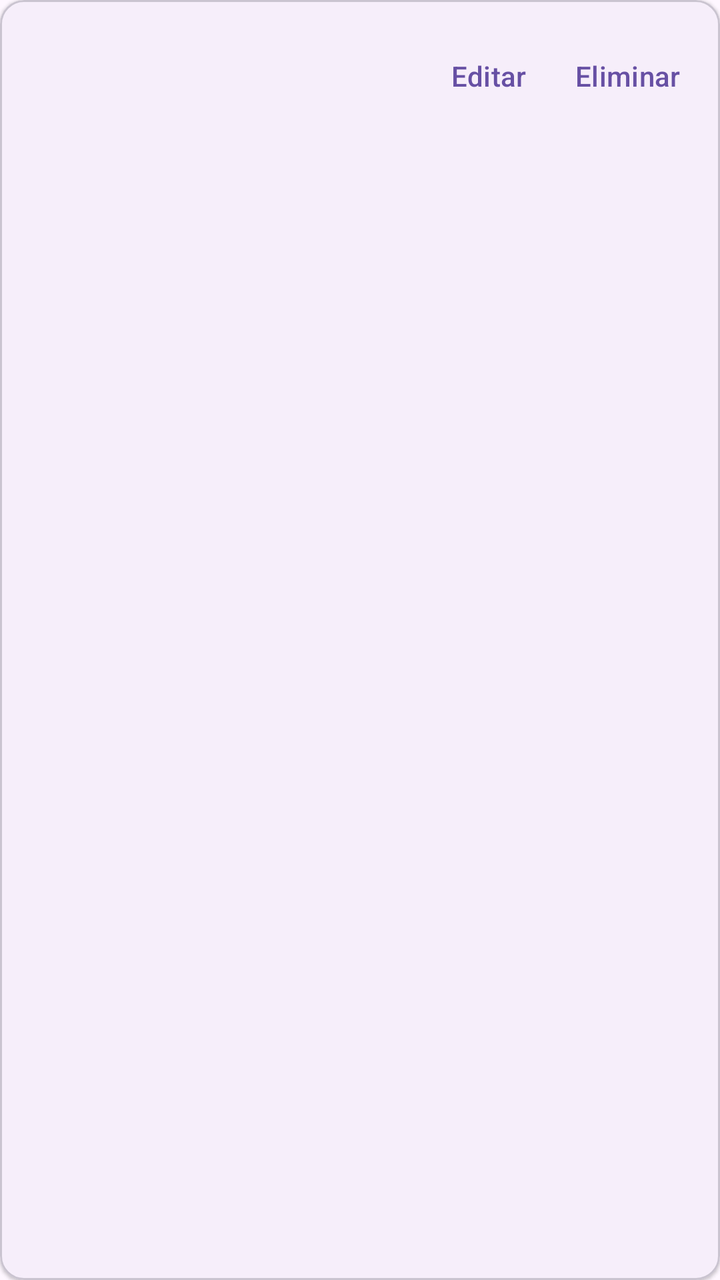
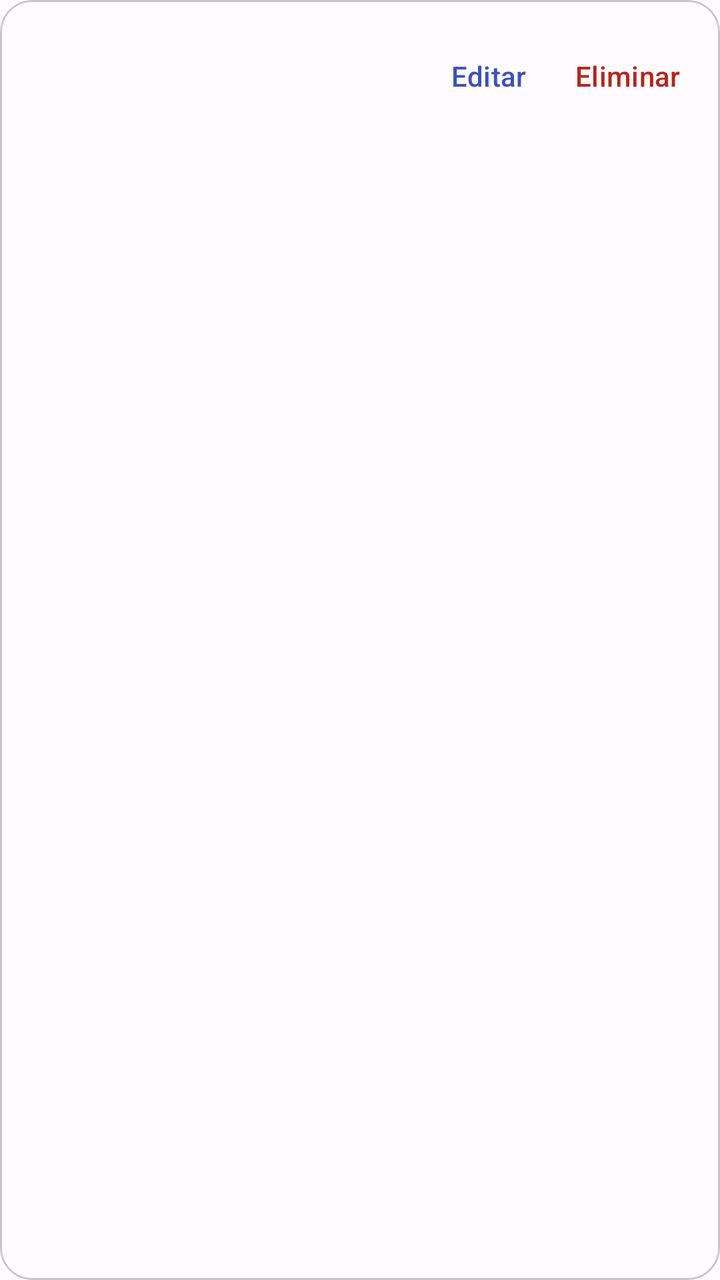

The first picture is an Android layout as it rendered before a commit; the second is the same layout after the commit. The layout source and the unified diff follow.
<!-- AndroidManifest.xml: application theme Theme.Calification -->
<!-- res/layout/item_entity.xml -->
<?xml version="1.0" encoding="utf-8"?>
<com.google.android.material.card.MaterialCardView xmlns:android="http://schemas.android.com/apk/res/android"
    xmlns:app="http://schemas.android.com/apk/res-auto"
    android:layout_width="match_parent"
    android:layout_height="wrap_content"
    android:foreground="?attr/selectableItemBackground"
    app:cardElevation="1dp"
    app:strokeWidth="1dp">

    <LinearLayout
        android:id="@+id/content"
        android:layout_width="match_parent"
        android:layout_height="wrap_content"
        android:gravity="center_vertical"
        android:minHeight="76dp"
        android:orientation="horizontal"
        android:paddingStart="16dp"
        android:paddingTop="8dp"
        android:paddingEnd="8dp"
        android:paddingBottom="8dp">

        <LinearLayout
            android:layout_width="0dp"
            android:layout_height="wrap_content"
            android:layout_weight="1"
            android:orientation="vertical">

            <TextView
                android:id="@+id/title"
                android:layout_width="match_parent"
                android:layout_height="wrap_content"
                android:textAppearance="?attr/textAppearanceTitleMedium" />

            <TextView
                android:id="@+id/subtitle"
                android:layout_width="match_parent"
                android:layout_height="wrap_content"
                android:layout_marginTop="2dp"
                android:textAppearance="?attr/textAppearanceBodyMedium" />
        </LinearLayout>

        <com.google.android.material.button.MaterialButton
            android:id="@+id/edit_button"
            style="@style/Widget.Material3.Button.TextButton"
            android:layout_width="wrap_content"
            android:layout_height="wrap_content"
            android:minWidth="0dp"
            android:text="@string/edit" />

        <com.google.android.material.button.MaterialButton
            android:id="@+id/delete_button"
            style="@style/Widget.Material3.Button.TextButton"
            android:layout_width="wrap_content"
            android:layout_height="wrap_content"
            android:minWidth="0dp"
            android:text="@string/delete" />
    </LinearLayout>
</com.google.android.material.card.MaterialCardView>
<!-- resources referenced by this layout -->
<resources>
  <string name="delete">Eliminar</string>
  <string name="edit">Editar</string>
  <style name="Theme.Calification" parent="Base.Theme.Calification" />
  <style name="Base.Theme.Calification" parent="Theme.Material3.DayNight.NoActionBar">
          
          
      </style>
</resources>

<!-- the commit's change to res/layout/item_entity.xml (unified diff, before → after) -->
@@ -4,7 +4,10 @@
     android:layout_width="match_parent"
     android:layout_height="wrap_content"
     android:foreground="?attr/selectableItemBackground"
-    app:cardElevation="1dp"
+    app:cardBackgroundColor="?attr/colorSurface"
+    app:cardCornerRadius="16dp"
+    app:cardElevation="0dp"
+    app:strokeColor="?attr/colorOutlineVariant"
     app:strokeWidth="1dp">
 
     <LinearLayout
@@ -53,6 +56,7 @@
             android:layout_width="wrap_content"
             android:layout_height="wrap_content"
             android:minWidth="0dp"
+            android:textColor="?attr/colorError"
             android:text="@string/delete" />
     </LinearLayout>
 </com.google.android.material.card.MaterialCardView>
<!-- resource entries referenced after the edit -->
@@ -4,8 +4,21 @@
   <string name="edit">Editar</string>
   <style name="Theme.Calification" parent="Base.Theme.Calification" />
   <style name="Base.Theme.Calification" parent="Theme.Material3.DayNight.NoActionBar">
-          
-          
+          <item name="colorPrimary">@color/brand_primary</item>
+          <item name="colorOnPrimary">@color/brand_on_primary</item>
+          <item name="colorPrimaryContainer">@color/brand_primary_container</item>
+          <item name="colorOnPrimaryContainer">@color/brand_on_primary_container</item>
+          <item name="colorSurface">@color/app_surface</item>
+          <item name="colorSurfaceVariant">@color/app_surface_variant</item>
+          <item name="android:colorBackground">@color/app_surface</item>
+          <item name="android:windowLightStatusBar">true</item>
+          <item name="android:windowLightNavigationBar">true</item>
       </style>
+  <color name="brand_primary">#3F51B5</color>
+  <color name="brand_on_primary">#FFFFFF</color>
+  <color name="brand_primary_container">#E0E7FF</color>
+  <color name="brand_on_primary_container">#172554</color>
+  <color name="app_surface">#FFFBFE</color>
+  <color name="app_surface_variant">#F1F3F9</color>
 </resources>
 
